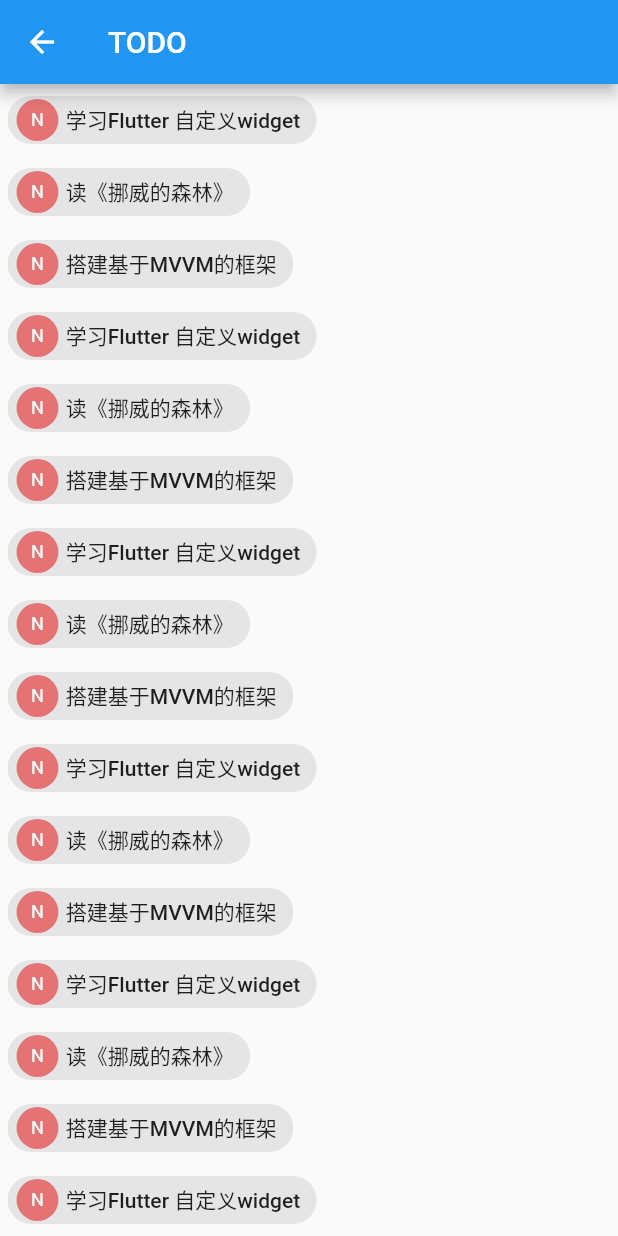
After one commit to JKXY/flutter_first_demo, a Flutter app: the TodoPage screen opened directly, on a phone screen of 412 x 824 dp. The commit adds this screen. Run offline on Flutter 3.47's test engine with Material 2 defaults, Android fonts, the phone set to English and light mode, and no system bars; our stand-ins replace fluttertoast, share, sqflite, webview_flutter; missing offline and left inert: flutter_barcode_scanner; accounts and stored records are empty; network calls fail.

Commit message:
实现Todo页面

```diff
--- a/lib/res/strings.dart
+++ b/lib/res/strings.dart
@@ -11,4 +11,5 @@ class Strings{
   static const String pcocketBookAdd = "记账";
   static const String cancle = "取消";
   static const String copy = "复制";
+  static const String todo = "TODO";
 }
--- a/lib/ui/main_page.dart
+++ b/lib/ui/main_page.dart
@@ -1,5 +1,6 @@
 import 'package:FlutterDemo/bean/wanandroidBean.dart';
 import 'package:FlutterDemo/res/fonts/AntdIcons.dart';
+import 'package:FlutterDemo/ui/todo_page.dart';
 import 'package:flutter/cupertino.dart';
 import 'package:flutter/foundation.dart';
 import 'package:flutter/material.dart';
@@ -140,7 +141,10 @@ class MainPageState extends State<MainPage> {
           icon: Icon(AntdIcons.scan),
           onPressed: _parseQrcode,
         ),
-        Icon(Icons.all_inclusive),
+        IconButton(
+          icon: Icon(Icons.all_inclusive),
+          onPressed: _toTodoPage,
+        ),
         Icon(Icons.beach_access)
       ],
     ));
@@ -150,6 +154,13 @@ class MainPageState extends State<MainPage> {
     Navigator.of(context)
         .push(new MaterialPageRoute(builder: (BuildContext context) {
       return PocaketBookPage();
+    }));
+  }
+
+  void _toTodoPage() {
+    Navigator.of(context)
+        .push(new MaterialPageRoute(builder: (BuildContext context) {
+      return TodoPage();
     }));
   }
 
--- a/lib/ui/pocket_book_add_page.dart
+++ b/lib/ui/pocket_book_add_page.dart
@@ -69,6 +69,7 @@ class PocketBookAddState extends State<PocketBookAddPage> {
     Icons.phone_android,
     Icons.widgets
   ];
+
   var currentNameIndex = 0;
 
   Widget _getTypeView() {
--- /dev/null
+++ b/lib/ui/todo_page.dart
@@ -0,0 +1,54 @@
+import 'package:FlutterDemo/res/strings.dart';
+import 'package:FlutterDemo/widget/TodoWidget.dart';
+import 'package:flutter/cupertino.dart';
+import 'package:flutter/material.dart';
+
+class TodoPage extends StatefulWidget {
+  @override
+  createState() => TodoState();
+}
+
+class TodoState extends State<TodoPage> {
+  @override
+  Widget build(BuildContext context) {
+    return Scaffold(
+      appBar: AppBar(title: Text(Strings.todo)),
+      body: _getBody(),
+    );
+  }
+
+  var todolist = [
+    '学习Flutter 自定义widget',
+    '读《挪威的森林》',
+    '搭建基于MVVM的框架',
+    '学习Flutter 自定义widget',
+    '读《挪威的森林》',
+    '搭建基于MVVM的框架',
+    '学习Flutter 自定义widget',
+    '读《挪威的森林》',
+    '搭建基于MVVM的框架',
+    '学习Flutter 自定义widget',
+    '读《挪威的森林》',
+    '搭建基于MVVM的框架',
+    '学习Flutter 自定义widget',
+    '读《挪威的森林》',
+    '搭建基于MVVM的框架',
+    '学习Flutter 自定义widget',
+    '读《挪威的森林》',
+    '搭建基于MVVM的框架',
+    '学习Flutter 自定义widget',
+    '读《挪威的森林》',
+    '搭建基于MVVM的框架'
+  ];
+
+  Widget _getBody() {
+    return ListView.builder(
+        itemCount: todolist.length,
+        itemBuilder: (context, index) {
+          return Padding(
+            padding: EdgeInsets.only(left: 5,right: 5),
+            child: TodoWidget(content: todolist[index]),
+          );
+        });
+  }
+}
--- /dev/null
+++ b/lib/widget/TodoWidget.dart
@@ -0,0 +1,92 @@
+import 'package:flutter/cupertino.dart';
+import 'package:flutter/material.dart';
+
+class TodoWidget extends StatefulWidget {
+  final ValueChanged<bool> onChanged;
+  bool defaultSwitchValue = false;
+  String content = "";
+  double marginVal = 0;
+
+  TodoWidget({this.defaultSwitchValue = false, this.content = "",this.onChanged});
+
+  @override
+  createState() => TodoWidgetState();
+}
+
+class TodoWidgetState extends State<TodoWidget> {
+  GlobalKey _myKey = new GlobalKey();
+  String showText = "";
+  String switchText = "N";
+  Color color = Colors.red[300];
+
+  @override
+  void initState() {
+    super.initState();
+    _getText();
+  }
+
+  String _getText() {
+    if (this.widget.defaultSwitchValue){
+      showText = "${this.widget.content}        ";
+      switchText = "Y";
+      color = Colors.lightBlue.shade400;
+    }else{
+      showText = "        ${this.widget.content}";
+      switchText = "N";
+      color = Colors.red[300];
+    }
+  }
+
+  @override
+  Widget build(BuildContext context) {
+    return Stack(
+      alignment: Alignment.centerLeft,
+      children: <Widget>[
+        Chip(
+          key: _myKey,
+          backgroundColor: Color(0xffE5E5E5),
+          padding: EdgeInsets.all(3),
+          label: Text(showText),
+        ),
+        GestureDetector(
+          child: Container(
+            height: 28,
+            child: CircleAvatar(
+                backgroundColor: color,
+                child: new Text(switchText,softWrap: true,
+                    style: TextStyle(fontSize: 12.0, color: Colors.white))),
+            margin: EdgeInsets.only(left: this.widget.marginVal),
+          ),
+          onHorizontalDragUpdate: (details) {
+            var mag = this.widget.marginVal + details.delta.dx;
+            if (mag < 0) mag = 0;
+            if (mag > _myKey.currentContext.size.width - 40)
+              mag = _myKey.currentContext.size.width - 40;
+            setState(() {
+              this.widget.marginVal = mag;
+            });
+          },
+          onHorizontalDragEnd: (details) {
+            setState(() {
+              this.widget.defaultSwitchValue =
+                  this.widget.marginVal / _myKey.currentContext.size.width> 0.5;
+              if (this.widget.defaultSwitchValue) {
+                this.widget.marginVal = _myKey.currentContext.size.width - 40;
+                showText = "${this.widget.content}        ";
+                switchText = "Y";
+                color = Colors.lightBlue.shade400;
+                if(this.widget.onChanged!=null) this.widget.onChanged(true);
+              } else {
+                this.widget.marginVal = 0;
+                showText = "        ${this.widget.content}";
+                switchText = "N";
+                color = Colors.red[300];
+                if(this.widget.onChanged!=null) this.widget.onChanged(false);
+              }
+            });
+          },
+        )
+      ],
+    );
+  }
+}
```
